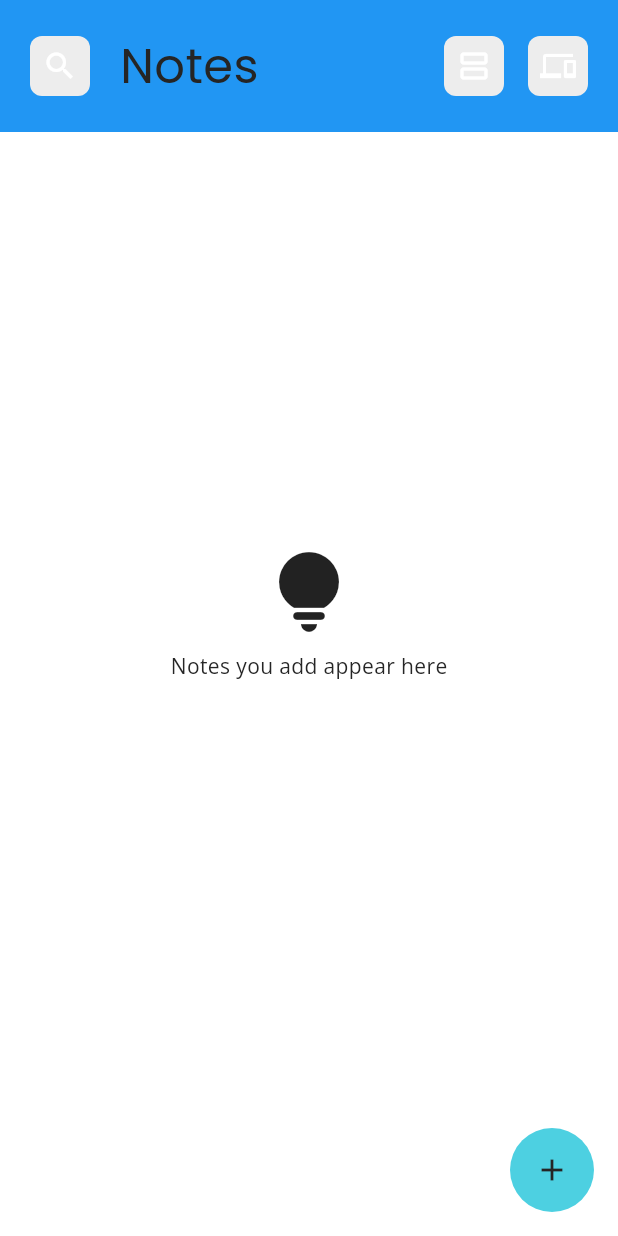
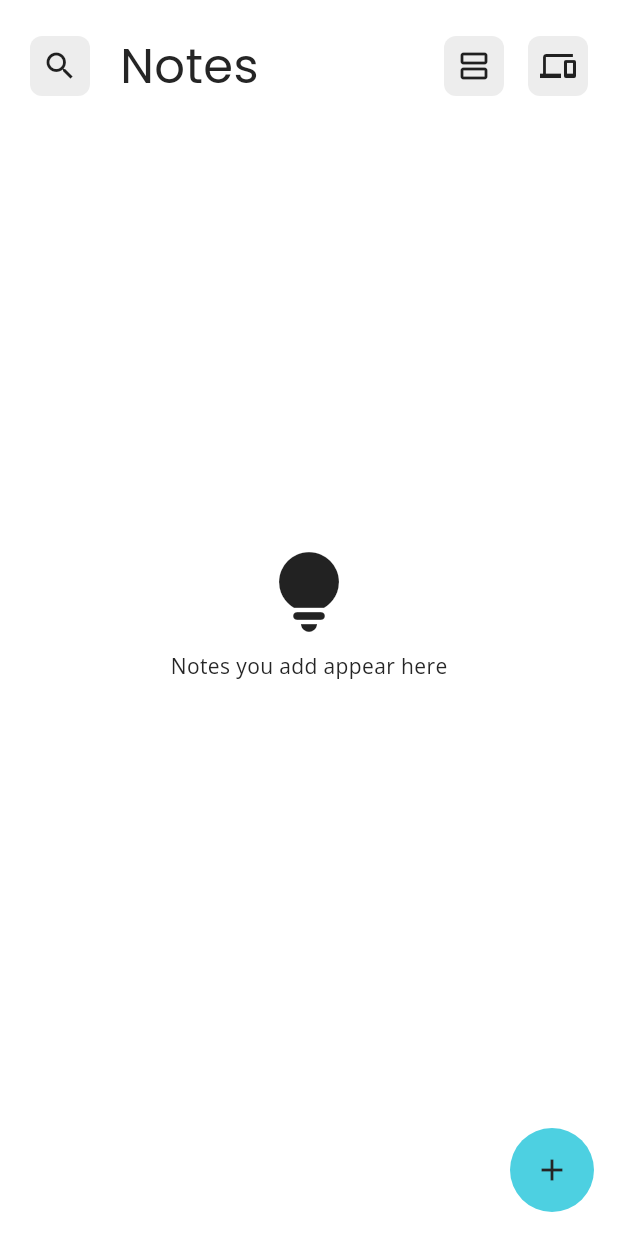
Before and after one commit to DhivakarK-git/Notes, a Flutter app: the screen it shows after launch, on a phone screen of 412 x 824 dp. Run offline on Flutter 3.47's test engine with Material 2 defaults, Android fonts, the phone set to English and light mode, and no system bars; our stand-ins replace google_fonts, hive, hive_flutter; missing offline and left inert: desktop_window, rich_text_controller, undo; accounts and stored records are empty.

Commit message:
Shortcuts Update

```diff
--- a/lib/main.dart
+++ b/lib/main.dart
@@ -66,6 +66,9 @@ class NotesApp extends StatelessWidget {
               scaffoldBackgroundColor: kGlacier,
               cardColor: kFrost,
               primaryIconTheme: IconThemeData(color: kMatte),
+              appBarTheme: AppBarTheme(
+                color: kGlacier,
+              ),
               snackBarTheme: SnackBarThemeData(
                 backgroundColor: kFrost,
                 behavior: SnackBarBehavior.floating,
@@ -155,6 +158,9 @@ class NotesApp extends StatelessWidget {
               visualDensity: VisualDensity.adaptivePlatformDensity,
               scaffoldBackgroundColor: kMatte,
               cardColor: kShadow,
+              appBarTheme: AppBarTheme(
+                color: kMatte,
+              ),
               snackBarTheme: SnackBarThemeData(
                 backgroundColor: kShadow,
                 behavior: SnackBarBehavior.floating,
--- a/lib/views/NotesPage.dart
+++ b/lib/views/NotesPage.dart
@@ -213,6 +213,9 @@ class _NotesPageState extends State<NotesPage> {
                                             ),
                                             child: Icon(
                                               Icons.search_outlined,
+                                              color: Theme.of(context)
+                                                  .iconTheme
+                                                  .color,
                                             ),
                                           ),
                                         ),
@@ -253,6 +256,9 @@ class _NotesPageState extends State<NotesPage> {
                                               !gridview
                                                   ? Icons.grid_view_outlined
                                                   : Icons.view_agenda_outlined,
+                                              color: Theme.of(context)
+                                                  .iconTheme
+                                                  .color,
                                             ),
                                           ),
                                         ),
@@ -298,6 +304,9 @@ class _NotesPageState extends State<NotesPage> {
                                                       ? Icons.dark_mode_outlined
                                                       : Icons
                                                           .light_mode_outlined),
+                                              color: Theme.of(context)
+                                                  .iconTheme
+                                                  .color,
                                             ),
                                           ),
                                         ),
@@ -404,7 +413,11 @@ class _NotesPageState extends State<NotesPage> {
                                                   (context, int len, snapshot) {
                                                 return GridView.builder(
                                                   padding: EdgeInsets.fromLTRB(
-                                                      16, 0, 16, 16),
+                                                    16,
+                                                    0,
+                                                    16,
+                                                    16,
+                                                  ),
                                                   itemCount: notesBox.length,
                                                   physics:
                                                       BouncingScrollPhysics(),
```
Also changed, not shown: lib/views/add_note_page.dart (+14 -9 lines), lib/views/edit_note_page.dart (+5 -4 lines), lib/views/test_add_note_page.dart (added, +30 -0 lines), pubspec.lock, 2 other files.
